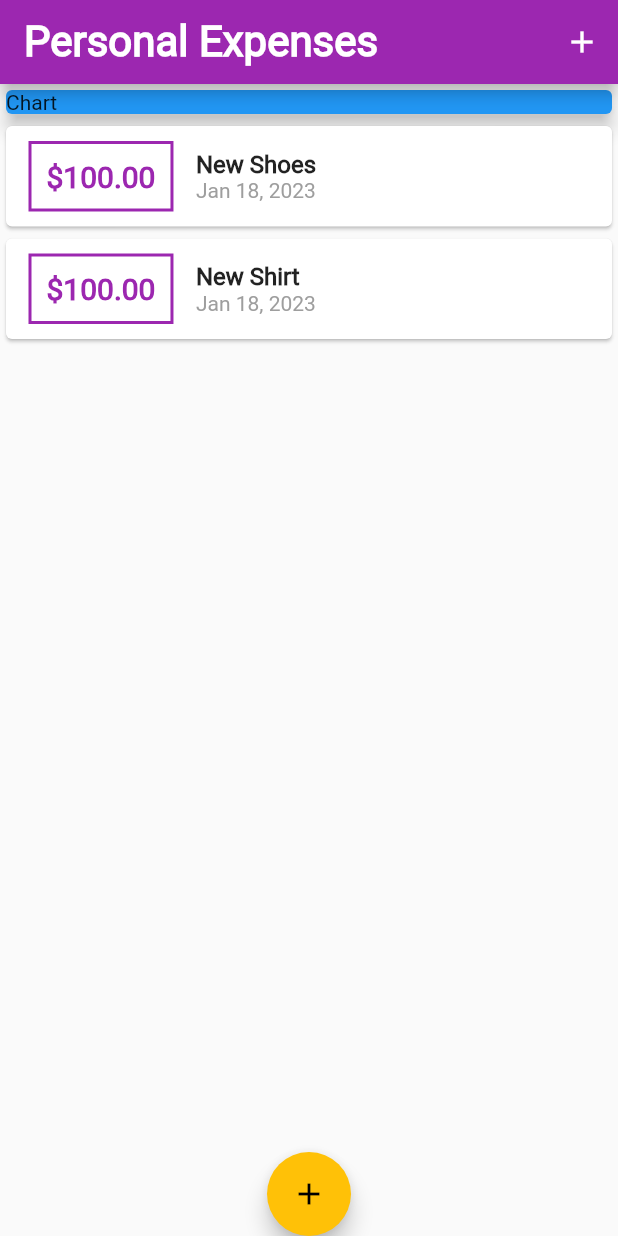
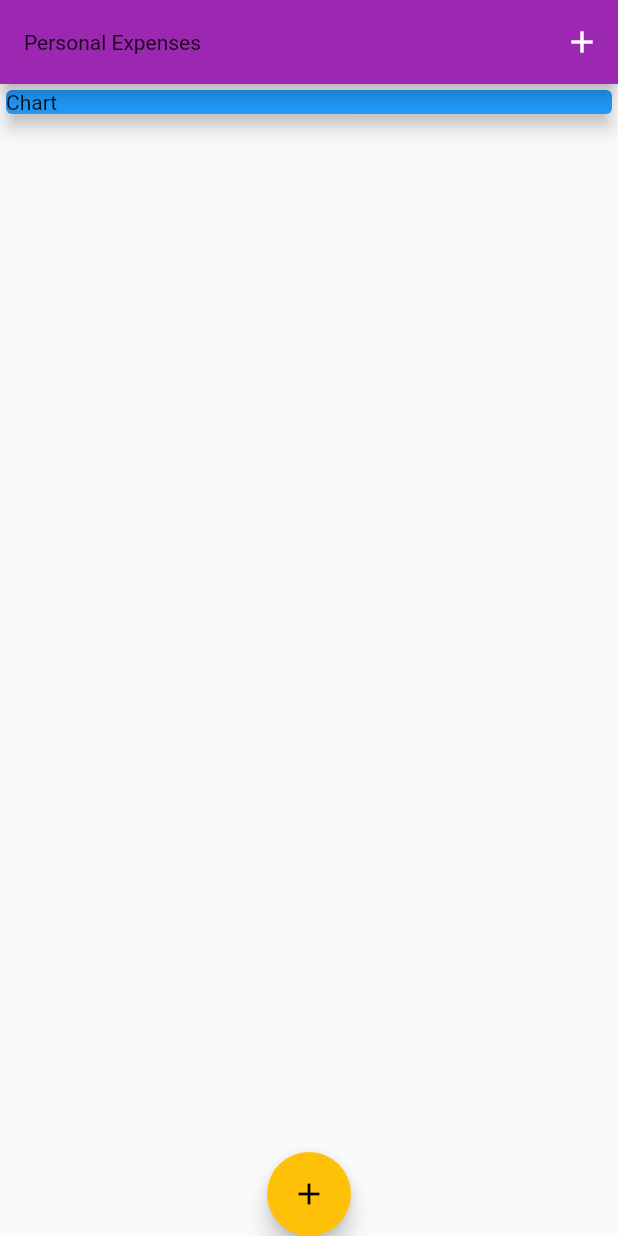
Before and after one commit to tariyalmanoj/pexpenses_manager, a Flutter app: the screen it shows after launch, on a phone screen of 412 x 824 dp. Run offline on Flutter 3.47's test engine with Material 2 defaults, Android fonts, the phone set to English and light mode, and no system bars.

Commit message:
style fixes

```diff
--- a/lib/main.dart
+++ b/lib/main.dart
@@ -20,7 +20,7 @@ class MyApp extends StatelessWidget {
           fontFamily: "Roboto",
           appBarTheme: AppBarTheme(
             textTheme: ThemeData.light().textTheme.copyWith(
-                    title: TextStyle(
+                    subtitle1: TextStyle(
                   fontFamily: "Roboto",
                   fontSize: 28,
                   fontWeight: FontWeight.bold,
@@ -38,18 +38,18 @@ class MyHomePage extends StatefulWidget {
 
 class _MyHomePageState extends State<MyHomePage> {
   final List<Transaction> _userTransactions = [
-    Transaction(
-      id: 't1',
-      title: 'New Shoes',
-      amount: 100,
-      date: DateTime.now(),
-    ),
-    Transaction(
-      id: 't2',
-      title: 'New Shirt',
-      amount: 100,
-      date: DateTime.now(),
-    )
+    // Transaction(
+    //   id: 't1',
+    //   title: 'New Shoes',
+    //   amount: 100,
+    //   date: DateTime.now(),
+    // ),
+    // Transaction(
+    //   id: 't2',
+    //   title: 'New Shirt',
+    //   amount: 100,
+    //   date: DateTime.now(),
+    // )
   ];
 
   void _addNewTransaction(String txTitle, double txAmount) {
```
